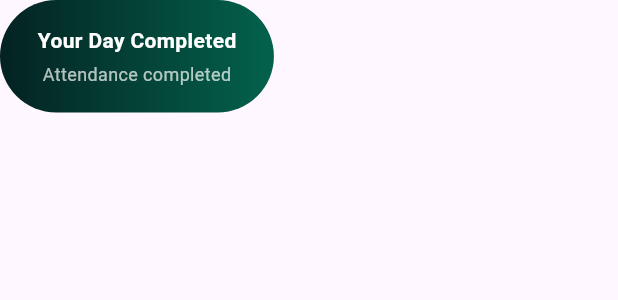
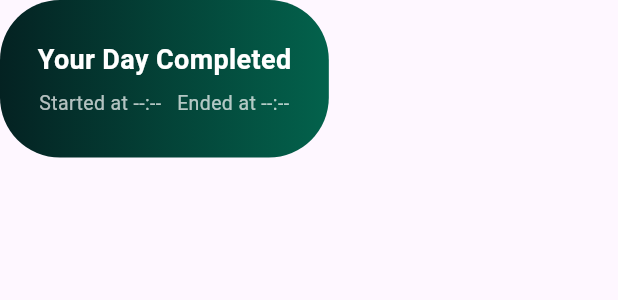
Before and after one commit to Amalramesan/attendance_app, a Flutter app: the AttendanceStatusCard widget shown alone on an empty page, opened directly with empty values, on a phone screen of 412 x 824 dp. Shown: the top 300 px of the screen. Run offline on Flutter 3.47's test engine with Material 3 defaults, Android fonts, the phone set to English and light mode, and no system bars; our stand-ins replace awesome_snackbar_content, dio, flutter_map, geocoding, geolocator, go_router and 2 more; accounts and stored records are empty; network calls fail.

Commit message:
project completedd

```diff
--- a/lib/features/dashboard/view/dashboard_view.dart
+++ b/lib/features/dashboard/view/dashboard_view.dart
@@ -109,6 +109,9 @@ class _DashboardViewState extends State<DashboardView> {
                     attendanceStatus:
                         attendance?.attendanceStatus ?? 'not_marked_in',
                     shiftStartTime: attendance?.shiftStartTime ?? '--:--',
+                    markInTime: attendance?.markInTime,
+
+                    markOutTime: attendance?.markOutTime,
 
                     onMarkIn: () async {
                       try {
--- a/lib/features/dashboard/view/widget/attendance_status_card_widget.dart
+++ b/lib/features/dashboard/view/widget/attendance_status_card_widget.dart
@@ -3,15 +3,19 @@ import 'package:flutter/material.dart';
 class AttendanceStatusCard extends StatelessWidget {
   final String shiftStartTime;
   final String attendanceStatus;
+  final String? markInTime;
+  final String? markOutTime;
   final VoidCallback onMarkIn;
   final VoidCallback onMarkOut;
 
   const AttendanceStatusCard({
     super.key,
     required this.attendanceStatus,
+    required this.shiftStartTime,
     required this.onMarkIn,
-    required this.shiftStartTime,
     required this.onMarkOut,
+    this.markInTime,
+    this.markOutTime,
   });
 
   @override
@@ -48,13 +52,12 @@ class AttendanceStatusCard extends StatelessWidget {
                 ),
                 const SizedBox(height: 3),
                 Text(
-                  "Your shift start at $shiftStartTime",
+                  "Your shift starts at $shiftStartTime",
                   style: const TextStyle(color: Colors.white70, fontSize: 11),
                 ),
               ],
             ),
           ),
-
           ElevatedButton(
             onPressed: onMarkIn,
             style: _buttonStyle(),
@@ -79,34 +82,34 @@ class AttendanceStatusCard extends StatelessWidget {
       decoration: _cardDecoration(),
       child: Row(
         children: [
-          const Expanded(
+          Expanded(
             child: Column(
               mainAxisAlignment: MainAxisAlignment.center,
               crossAxisAlignment: CrossAxisAlignment.start,
               children: [
-                Text(
-                  "Work Started",
+                const Text(
+                  "Your Work Started",
                   style: TextStyle(
                     color: Colors.white,
-                    fontWeight: FontWeight.w600,
+                    fontWeight: FontWeight.w500,
+                    fontSize: 13,
                   ),
                 ),
-                SizedBox(height: 4),
+                const SizedBox(height: 4),
                 Text(
-                  "You are currently checked in",
-                  style: TextStyle(color: Colors.white70, fontSize: 12),
+                  "Checked In at ${markInTime ?? '--:--'}",
+                  style: const TextStyle(color: Colors.white70, fontSize: 12),
                 ),
               ],
             ),
           ),
-
           ElevatedButton(
             onPressed: onMarkOut,
             style: _buttonStyle(),
             child: Row(
               mainAxisSize: MainAxisSize.min,
               children: [
-                Image.asset('assets/images/logout.png', width: 18, height: 18),
+                Image.asset('assets/icons/markout.png', width: 18, height: 18),
                 const SizedBox(width: 6),
                 const Text("Mark Out"),
               ],
@@ -119,20 +122,25 @@ class AttendanceStatusCard extends StatelessWidget {
 
   Widget _buildCompletedCard() {
     return Container(
-      height: 75,
+      height: 105,
       padding: const EdgeInsets.symmetric(horizontal: 25),
       decoration: _cardDecoration(),
-      child: const Column(
+      child: Column(
         mainAxisAlignment: MainAxisAlignment.center,
         children: [
+          const Text(
+            "Your Day Completed",
+            style: TextStyle(
+              color: Colors.white,
+              fontWeight: FontWeight.w600,
+              fontSize: 18,
+            ),
+          ),
+          const SizedBox(height: 6),
           Text(
-            "Your Day Completed",
-            style: TextStyle(color: Colors.white, fontWeight: FontWeight.w600),
-          ),
-          SizedBox(height: 4),
-          Text(
-            "Attendance completed",
-            style: TextStyle(color: Colors.white70, fontSize: 12),
+            "Started at ${markInTime ?? '--:--'}   Ended at ${markOutTime ?? '--:--'}",
+            textAlign: TextAlign.center,
+            style: const TextStyle(color: Colors.white70, fontSize: 13),
           ),
         ],
       ),
--- a/lib/features/leave_list/data/provider/leave_list_provider.dart
+++ b/lib/features/leave_list/data/provider/leave_list_provider.dart
@@ -23,7 +23,7 @@ class LeaveListProvider extends ChangeNotifier {
       response = await _apiService.getLeaves(
         employeeId: employeeId,
         leaveType: 'all',
-        month: '2026-12',
+        month: '2026-06',
       );
     } catch (e) {
       if (e is DioException) {
```
Also changed, not shown: assets/icons/markout.png (added).
